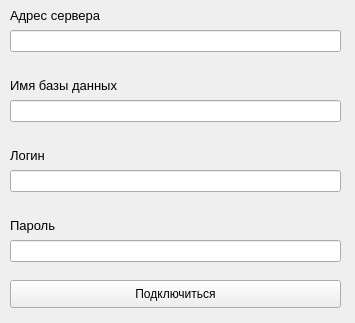
Before: the Qt Designer form DBMS/connectiondialog.ui in Vatulin/DBMS, drawn with Qt 5.
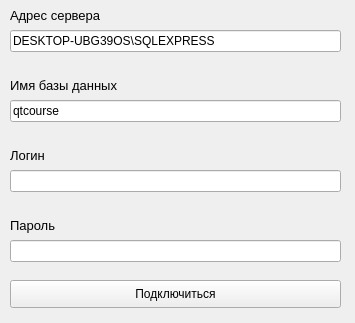
After: the same form once the commit is applied.

What changed in the file:
```diff
--- a/DBMS/connectiondialog.ui
+++ b/DBMS/connectiondialog.ui
@@ -40,6 +40,12 @@
      <height>22</height>
     </rect>
    </property>
+   <property name="text">
+    <string>DESKTOP-UBG39OS\SQLEXPRESS</string>
+   </property>
+   <property name="placeholderText">
+    <string/>
+   </property>
   </widget>
   <widget class="QLabel" name="BD_Name">
    <property name="geometry">
@@ -68,6 +74,12 @@
      <height>22</height>
     </rect>
    </property>
+   <property name="text">
+    <string>qtcourse</string>
+   </property>
+   <property name="placeholderText">
+    <string/>
+   </property>
   </widget>
   <widget class="QLabel" name="Login">
    <property name="geometry">
```
